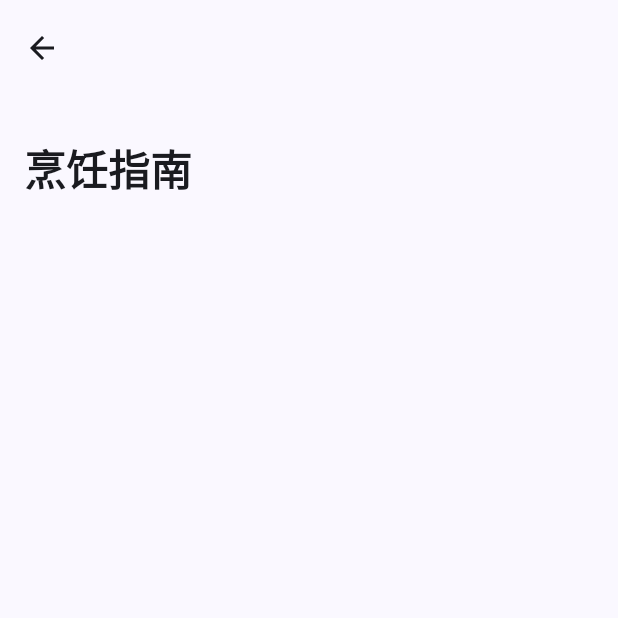
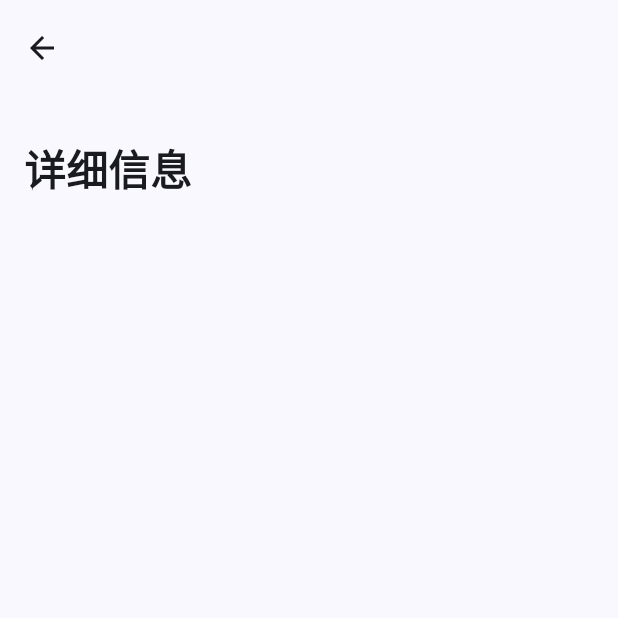
Before and after one commit to 1250422131/FoodChoice, an Android app built with Jetpack Compose: the composable CookInfoRoute called with empty values, on a phone screen of 412 x 824 dp, the top half of it. Run offline under Robolectric (Android 15) with nearby library versions, the phone set to English and light mode, and no system bars.

Commit message:
修复路由

```diff
--- a/feature/cook/src/main/java/com/imcys/feature/cook/navigation/CookInfoNavigation.kt
+++ b/feature/cook/src/main/java/com/imcys/feature/cook/navigation/CookInfoNavigation.kt
@@ -6,9 +6,9 @@ const val cookInfoRoute = "feature/cook/cookInfo/{bvId}"
 
 fun NavController.navigateToCookInfoRoute(bvId: String) {
     this.navigate(
-        route = "$cookInfoRoute/$bvId",
+        route = "feature/cook/cookInfo/$bvId",
         builder = {
-            popUpTo(cookInfoRoute) { inclusive = true }
+            popUpTo("feature/cook/cookInfo/$bvId") { inclusive = true }
         },
     )
 }
--- a/feature/cook/src/main/java/com/imcys/feature/cook/ui/info/CookInfoScreen.kt
+++ b/feature/cook/src/main/java/com/imcys/feature/cook/ui/info/CookInfoScreen.kt
@@ -63,7 +63,7 @@ fun CookInfoScreen(
                         title = {
                             Text(
                                 fontWeight = FontWeight.W900,
-                                text = "烹饪指南",
+                                text = "详细信息",
                             )
                         },
                         navigationIcon = {
```
Also changed, not shown: feature/cook/src/main/java/com/imcys/feature/cook/CookScreen.kt (+10 -5 lines).
